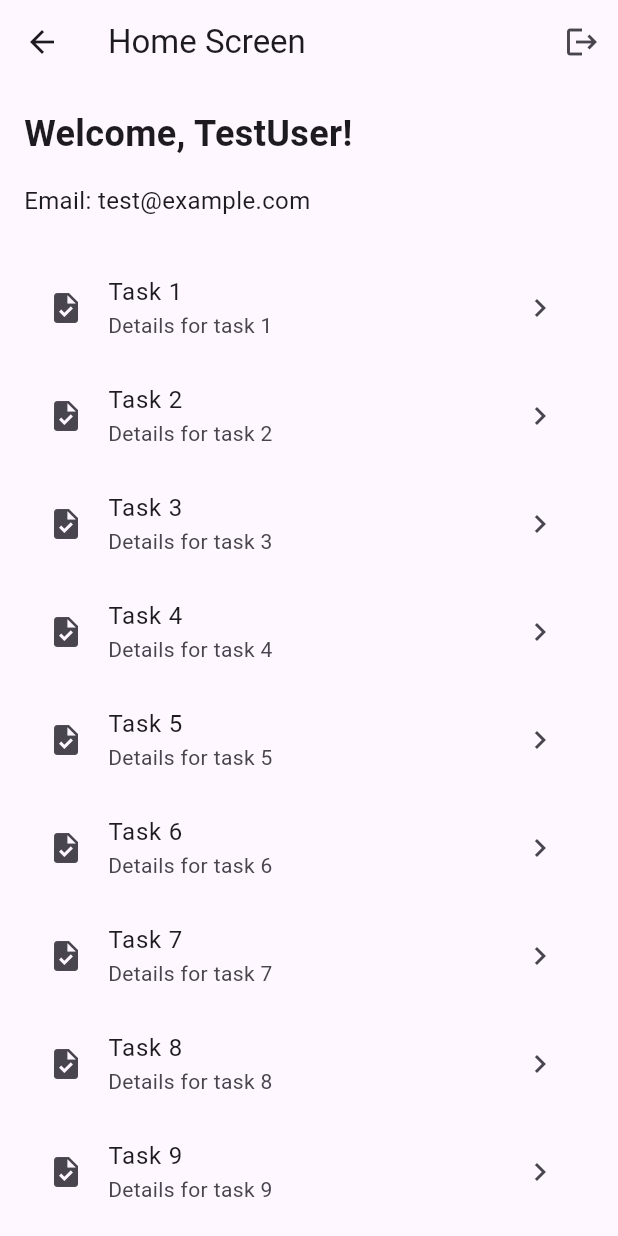
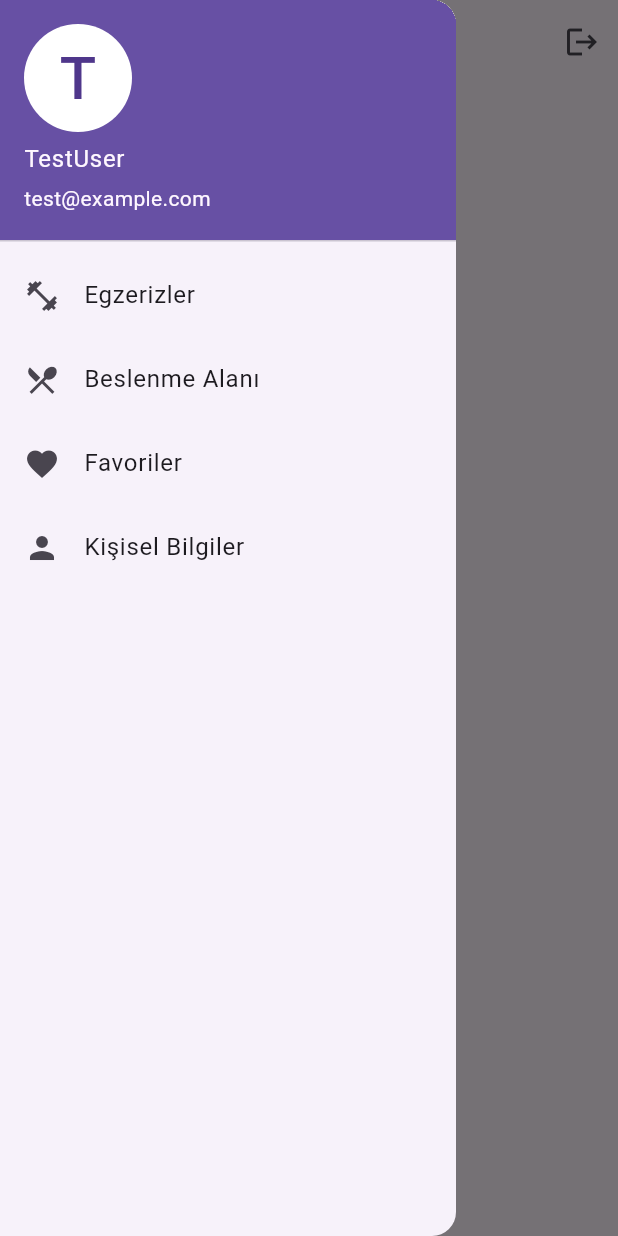
Before and after one commit to AlperenJosephson/Flutter_Fitness_App, a Flutter app: the HomeScreen screen opened by its route, with the side drawer open (before the commit the screen has no drawer), on a phone screen of 412 x 824 dp. Run offline on Flutter 3.47's test engine with Material 3 defaults, Android fonts, the phone set to English and light mode, and no system bars; our stand-ins replace sqflite; accounts and stored records are empty.

Commit message:
Home page yenilendi ve drawer eklendi

```diff
--- a/lib/screens/exercise_screen.dart
+++ b/lib/screens/exercise_screen.dart
@@ -0,0 +1 @@
+//import 'package:flutter/material.dart'; // temel widget özelliklerini kullanabilmek için yazıldı
--- a/lib/screens/home_screen.dart
+++ b/lib/screens/home_screen.dart
@@ -5,54 +5,90 @@ class HomeScreen extends StatelessWidget {
   final String email;
 
   const HomeScreen({
-    Key? key,
+    super.key,
     required this.username,
     required this.email,
-  }) : super(key: key);
+  });
 
   @override
   Widget build(BuildContext context) {
     return Scaffold(
       appBar: AppBar(
-        title: Text('Home Screen'),
+        title: const Text('Ana Sayfa' /*, style: const TextStyle(backgroundColor: Color.fromARGB(100, 51, 153, 255))*/),
         actions: [
           IconButton(
-            icon: Icon(Icons.logout),
+            icon: const Icon(Icons.logout),
             onPressed: () {
-              // Geri giriş ekranına dön
+              // Çıkış Yap
               Navigator.pushReplacementNamed(context, '/login');
             },
           ),
         ],
       ),
+      drawer: Drawer(
+        child: ListView(
+          padding:  EdgeInsets.zero,
+          children: [
+            // Drawer başlığı
+            UserAccountsDrawerHeader(accountName: Text(username), accountEmail: Text(email),
+              currentAccountPicture: CircleAvatar(
+                backgroundColor: Colors.white,
+                child: Text(
+                  username[0].toUpperCase(),
+                  style: const TextStyle(fontSize: 40.0),
+                ),
+              ),
+            ),
+
+            // Menü öğeleri
+            ListTile(
+              leading: const Icon(Icons.fitness_center),
+              title: const Text('Egzerizler'),
+              onTap: (){
+                // egzersiz ekranına yönlendir
+                Navigator.pushNamed(context, '/exercises');
+              },
+            ),
+            ListTile(
+              leading: const Icon(Icons.restaurant_menu),
+              title: const Text('Beslenme Alanı'),
+              onTap: (){
+                // egzersiz ekranına yönlendir
+                Navigator.pushNamed(context, '/meal_plan');
+              },
+            ),
+
+            ListTile(
+              leading: const Icon(Icons.favorite),
+              title: const Text('Favoriler'),
+              onTap: () {
+                // Favoriler ekranına yönlendir
+                Navigator.pushNamed(context, '/favorites');
+              },
+            ),
+
+            ListTile(
+              leading: const Icon(Icons.person),
+              title: const Text('Kişisel Bilgiler'),
+              onTap: () {
+                // Kişisel Bilgiler ekranına yönlendir
+                Navigator.pushNamed(context, '/profile');
+              },
+            ),
+          ],
+        ),
+      ),
+
       body: Padding(
         padding: const EdgeInsets.all(16.0),
         child: Column(
           crossAxisAlignment: CrossAxisAlignment.start,
           children: [
             Text(
-              'Welcome, $username!',
-              style: TextStyle(fontSize: 24, fontWeight: FontWeight.bold),
+              'Hoşgeldin, $username!',
+              style: const TextStyle(fontSize: 24, fontWeight: FontWeight.bold),
             ),
-            SizedBox(height: 16),
-            Text(
-              'Email: $email',
-              style: TextStyle(fontSize: 16),
-            ),
-            SizedBox(height: 24),
-            Expanded(
-              child: ListView.builder(
-                itemCount: 10, // Örnek veri sayısı
-                itemBuilder: (context, index) {
-                  return ListTile(
-                    title: Text('Task ${index + 1}'),
-                    subtitle: Text('Details for task ${index + 1}'),
-                    leading: Icon(Icons.task),
-                    trailing: Icon(Icons.chevron_right),
-                  );
-                },
-              ),
-            ),
+            const SizedBox(height: 24),
           ],
         ),
       ),
```
Also changed, not shown: lib/main.dart (+8 -0 lines), lib/screens/favorites_screen.dart (added), lib/screens/profile_screen.dart (added).
